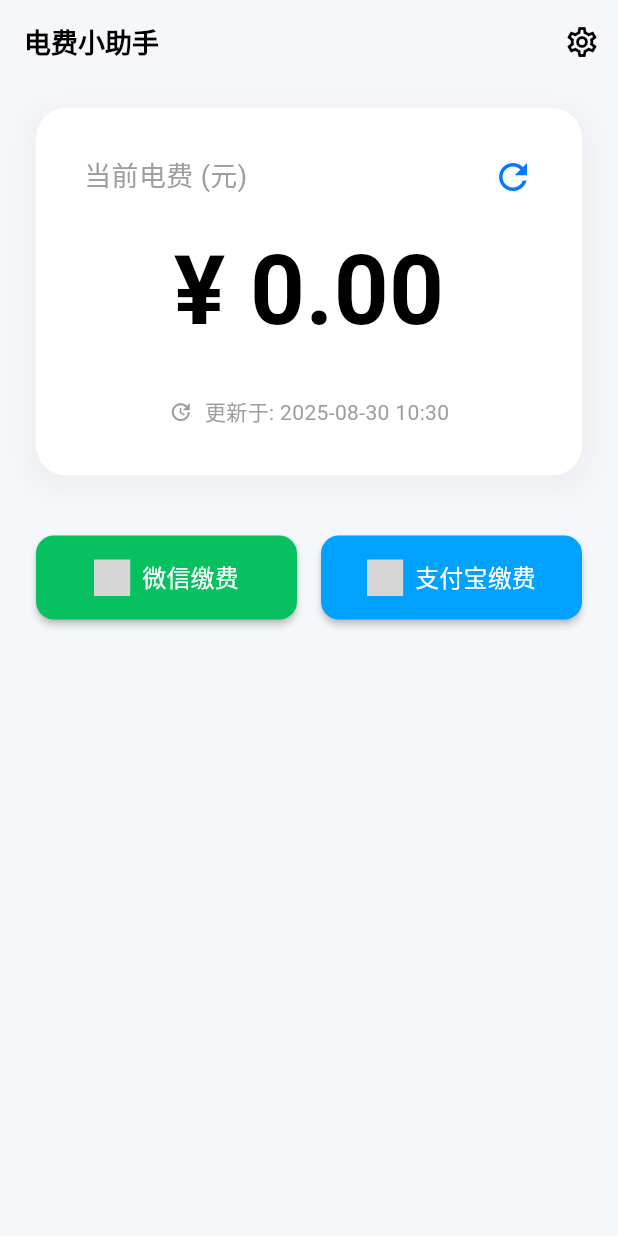
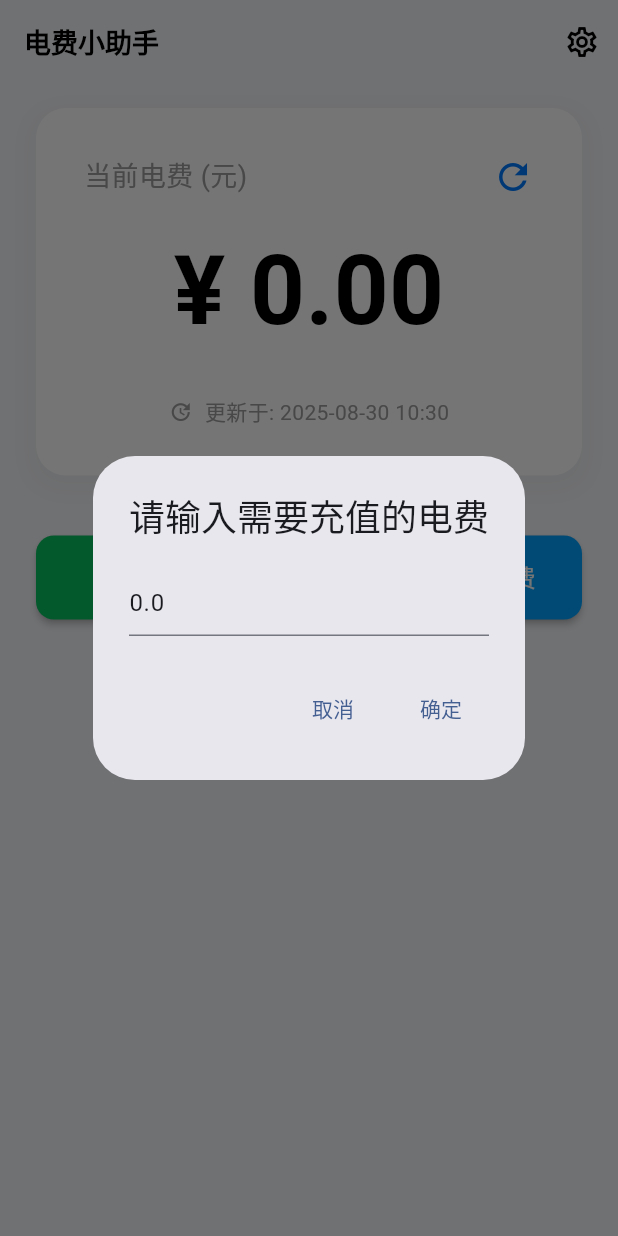
Before and after one commit to fanfanffy163/auto_electricity_bill_query, a Flutter app: the screen it shows after launch, after a tap on "支付宝缴费", on a phone screen of 412 x 824 dp. Run offline on Flutter 3.47's test engine with Material 3 defaults, Android fonts, the phone set to English and light mode, and no system bars; our stand-ins replace flutter_local_notifications, flutter_svg, font_awesome_flutter, image_picker, permission_handler, shared_preferences; missing offline and left inert: background_fetch, mobile_scanner; Roboto replaces fonts that are missing (PingFang SC); grey boxes are pictures that could not be loaded.

```diff
--- /dev/null
+++ b/lib/dialog/amount_input.dart
@@ -0,0 +1,71 @@
+import 'package:flutter/material.dart';
+
+/// 一个通用的金额输入弹窗
+/// 包含一个输入框、取消和确认按钮。
+class AmountInputDialog extends StatefulWidget {
+  final String title;
+  final String hintText;
+  final double initialAmount;
+
+  const AmountInputDialog({
+    super.key,
+    required this.title,
+    this.hintText = '请输入金额',
+    this.initialAmount = 0.0,
+  });
+
+  @override
+  State<AmountInputDialog> createState() => _AmountInputDialogState();
+}
+
+class _AmountInputDialogState extends State<AmountInputDialog> {
+  late TextEditingController _controller;
+
+  @override
+  void initState() {
+    super.initState();
+    _controller = TextEditingController(text: widget.initialAmount.toString());
+  }
+
+  @override
+  void dispose() {
+    _controller.dispose();
+    super.dispose();
+  }
+
+  @override
+  Widget build(BuildContext context) {
+    return AlertDialog(
+      title: Text(widget.title),
+      content: TextField(
+        controller: _controller,
+        keyboardType: TextInputType.number,
+        decoration: InputDecoration(
+          hintText: widget.hintText,
+        ),
+      ),
+      actions: <Widget>[
+        TextButton(
+          child: const Text('取消'),
+          onPressed: () {
+            // 返回 null 表示取消
+            Navigator.of(context).pop();
+          },
+        ),
+        TextButton(
+          child: const Text('确定'),
+          onPressed: () {
+            try {
+              final newAmount = double.parse(_controller.text);
+              // 返回新金额
+              Navigator.of(context).pop(newAmount);
+            } catch (e) {
+              // 输入无效，返回 null
+              Navigator.of(context).pop();
+            }
+          },
+        ),
+      ],
+    );
+  }
+}
--- a/lib/home_screen.dart
+++ b/lib/home_screen.dart
@@ -1,3 +1,4 @@
+import 'package:auto_electricity_bill_query/dialog/amount_input.dart';
 import 'package:auto_electricity_bill_query/eb_grab/eb_graber.dart';
 import 'package:auto_electricity_bill_query/provider/fee_provider.dart';
 import 'package:flutter/material.dart';
@@ -146,7 +147,23 @@ class _HomeScreenState extends State<HomeScreen> {
           child: ElevatedButton.icon(
             icon: SvgPicture.asset('assets/icons/alipay.svg', height: 24),
             label: const Text('支付宝缴费', style: TextStyle(fontSize: 16)),
-            onPressed: () { /* TODO: 实现支付宝缴费逻辑 */ },
+            onPressed: () async{
+              final newAmount = await showDialog<double>(
+                context: context,
+                builder: (BuildContext context) {
+                  // 使用通用的 AmountInputDialog
+                  return AmountInputDialog(
+                    title: '请输入需要充值的电费', // 传入自定义标题
+                    initialAmount: 0,
+                  );
+                },
+              );
+
+              if(newAmount == null || newAmount <= 0){
+                return;
+              }
+              await feeProvider.chargeFee(url: FeeProvider.feeUrl, type: PayType.alipay, amount: newAmount);
+            },
             style: _paymentButtonStyle(const Color(0xFF00A1FF)),
           ),
         ),
```
Also changed, not shown: lib/eb_grab/jjmzry_http_eb_graber.dart (+57 -8 lines), pubspec.lock.
